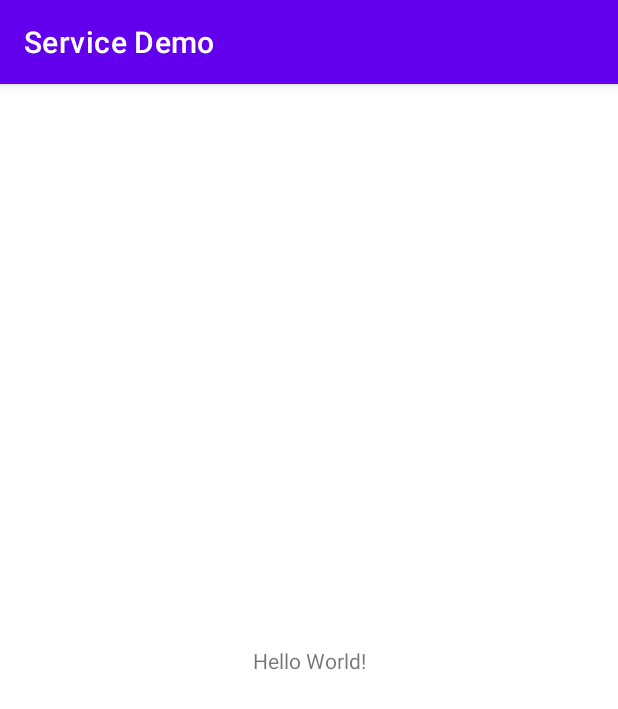
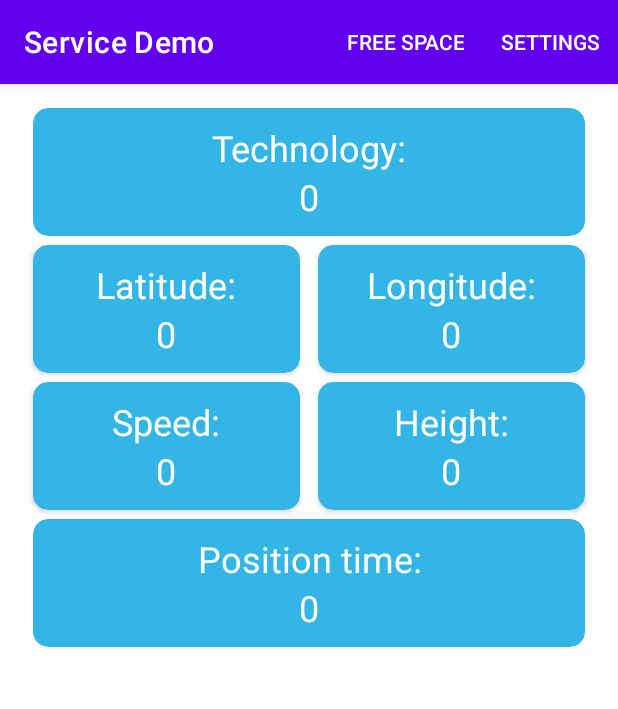
Before and after one commit to BlackLight54/BME_Android, an Android app: the screen it shows after launch (MainActivity), on a phone screen of 412 x 824 dp. Shown: the top 709 px of the screen. Run offline under Robolectric (Android 15) with nearby library versions, the phone set to English and light mode, and no system bars.

Commit message:
fel. 3 compl

```diff
--- a/lab10/ServiceDemo/app/src/main/AndroidManifest.xml
+++ b/lab10/ServiceDemo/app/src/main/AndroidManifest.xml
@@ -25,6 +25,7 @@
                 android:name="android.app.lib_name"
                 android:value="" />
         </activity>
+        <service android:name=".service.FileSystemStatsIntentService"/>
     </application>
 
     <uses-permission android:name="android.permission.ACCESS_FINE_LOCATION" />
--- /dev/null
+++ b/lab10/ServiceDemo/app/src/main/java/hu/bme/aut/android/servicedemo/LocationDashboardFragment.kt
@@ -0,0 +1,32 @@
+package hu.bme.aut.android.servicedemo
+
+import android.os.Bundle
+import android.view.LayoutInflater
+import android.view.View
+import android.view.ViewGroup
+import androidx.fragment.app.Fragment
+import hu.bme.aut.android.servicedemo.databinding.FragmentLocationDashboardBinding
+
+class LocationDashboardFragment : Fragment() {
+    private lateinit var binding: FragmentLocationDashboardBinding
+
+    override fun onCreateView(
+        inflater: LayoutInflater,
+        container: ViewGroup?,
+        savedInstanceState: Bundle?
+    ): View {
+        binding = FragmentLocationDashboardBinding.inflate(layoutInflater, container, false)
+        return binding.root
+    }
+
+    override fun onViewCreated(view: View, savedInstanceState: Bundle?) {
+        super.onViewCreated(view, savedInstanceState)
+
+        binding.fieldProvider.tvHead.text = "Technology:"
+        binding.fieldLat.tvHead.text = "Latitude:"
+        binding.fieldLng.tvHead.text = "Longitude:"
+        binding.fieldSpeed.tvHead.text = "Speed:"
+        binding.fieldAlt.tvHead.text = "Height:"
+        binding.fieldPosTime.tvHead.text = "Position time:"
+    }
+}
--- a/lab10/ServiceDemo/app/src/main/java/hu/bme/aut/android/servicedemo/MainActivity.kt
+++ b/lab10/ServiceDemo/app/src/main/java/hu/bme/aut/android/servicedemo/MainActivity.kt
@@ -1,11 +1,62 @@
 package hu.bme.aut.android.servicedemo
 
+import android.annotation.SuppressLint
+import android.app.Activity
+import android.content.Intent
 import androidx.appcompat.app.AppCompatActivity
 import android.os.Bundle
+import android.os.Handler
+import android.os.Message
+import android.os.Messenger
+import android.view.Menu
+import android.view.MenuItem
+import android.widget.Toast
+import hu.bme.aut.android.servicedemo.databinding.ActivityMainBinding
+import hu.bme.aut.android.servicedemo.service.FileSystemStatsIntentService
 
 class MainActivity : AppCompatActivity() {
+    private lateinit var binding: ActivityMainBinding;
+
+    @SuppressLint("HandlerLeak")
+    private val freeSpaceHandler = object : Handler() {
+        override fun handleMessage(msg: Message) {
+            if (msg.arg1 == Activity.RESULT_OK) {
+                val freeMB = msg.obj as Long
+                val freeGB = freeMB / 1024
+                Toast.makeText(this@MainActivity, getString(R.string.txt_free_space, freeMB, freeGB), Toast.LENGTH_SHORT).show()
+            }
+        }
+    }
+
+    private val freeSpaceMessenger = Messenger(freeSpaceHandler)
+
     override fun onCreate(savedInstanceState: Bundle?) {
         super.onCreate(savedInstanceState)
-        setContentView(R.layout.activity_main)
+        binding = ActivityMainBinding.inflate(layoutInflater)
+        setContentView(binding.root)
+
+        if (savedInstanceState == null) {
+            supportFragmentManager.beginTransaction()
+                .add(R.id.layoutContainer, LocationDashboardFragment())
+                .commit()
+        }
     }
+
+    override fun onCreateOptionsMenu(menu: Menu): Boolean {
+        menuInflater.inflate(R.menu.menu_main, menu)
+        return true
+    }
+
+    override fun onOptionsItemSelected(item: MenuItem): Boolean {
+        when (item.itemId) {
+            R.id.action_free_space -> {
+                val intentStartService = Intent(this, FileSystemStatsIntentService::class.java)
+                intentStartService.putExtra(FileSystemStatsIntentService.KEY_MESSENGER, freeSpaceMessenger)
+                startService(intentStartService)
+            }
+        }
+
+        return true
+    }
+
 }
--- /dev/null
+++ b/lab10/ServiceDemo/app/src/main/java/hu/bme/aut/android/servicedemo/service/FileSystemStatsIntentService.kt
@@ -0,0 +1,42 @@
+package hu.bme.aut.android.servicedemo.service
+
+import android.app.Activity
+import android.app.IntentService
+import android.content.Intent
+import android.os.*
+
+class FileSystemStatsIntentService : IntentService("FileSystemStatsIntentService") {
+
+    companion object {
+        const val KEY_MESSENGER = "KEY_MESSENGER"
+    }
+
+    override fun onHandleIntent(intent: Intent?) {
+        val freeSpace = calculateFreeSpace()
+        sendResultFreeSpace(intent, freeSpace)
+    }
+
+    private fun calculateFreeSpace(): Long {
+        val statFs = StatFs(Environment.getDataDirectory().absolutePath)
+        val available = statFs.availableBlocksLong * statFs.blockSizeLong
+        return available / 1024 / 1024
+    }
+
+    private fun sendResultFreeSpace(intent: Intent?, freeSpace: Long) {
+        val extras = intent?.extras ?: return
+
+        val messenger = extras.get(KEY_MESSENGER) as Messenger
+
+        val msg = Message.obtain().apply {
+            arg1 = Activity.RESULT_OK
+            obj = freeSpace
+        }
+
+        try {
+            messenger.send(msg)
+        } catch (e: RemoteException) {
+            e.printStackTrace()
+        }
+    }
+
+}
--- a/lab10/ServiceDemo/app/src/main/res/layout/activity_main.xml
+++ b/lab10/ServiceDemo/app/src/main/res/layout/activity_main.xml
@@ -1,18 +1,11 @@
 <?xml version="1.0" encoding="utf-8"?>
-<androidx.constraintlayout.widget.ConstraintLayout xmlns:android="http://schemas.android.com/apk/res/android"
-    xmlns:app="http://schemas.android.com/apk/res-auto"
+<FrameLayout xmlns:android="http://schemas.android.com/apk/res/android"
     xmlns:tools="http://schemas.android.com/tools"
+    android:id="@+id/layoutContainer"
     android:layout_width="match_parent"
     android:layout_height="match_parent"
-    tools:context=".MainActivity">
-
-    <TextView
-        android:layout_width="wrap_content"
-        android:layout_height="wrap_content"
-        android:text="Hello World!"
-        app:layout_constraintBottom_toBottomOf="parent"
-        app:layout_constraintEnd_toEndOf="parent"
-        app:layout_constraintStart_toStartOf="parent"
-        app:layout_constraintTop_toTopOf="parent" />
-
-</androidx.constraintlayout.widget.ConstraintLayout>
+    android:paddingBottom="@dimen/activity_vertical_margin"
+    android:paddingLeft="@dimen/activity_horizontal_margin"
+    android:paddingRight="@dimen/activity_horizontal_margin"
+    android:paddingTop="@dimen/activity_vertical_margin"
+    tools:context=".MainActivity" />
--- /dev/null
+++ b/lab10/ServiceDemo/app/src/main/res/layout/fragment_location_dashboard.xml
@@ -0,0 +1,74 @@
+<?xml version="1.0" encoding="utf-8"?>
+<ScrollView xmlns:android="http://schemas.android.com/apk/res/android"
+    xmlns:app="http://schemas.android.com/apk/res-auto"
+    android:id="@+id/scroller"
+    android:layout_width="match_parent"
+    android:layout_height="match_parent"
+    android:fillViewport="true">
+
+    <androidx.constraintlayout.widget.ConstraintLayout
+        android:layout_width="match_parent"
+        android:layout_height="wrap_content">
+
+        <include
+            android:id="@+id/fieldProvider"
+            layout="@layout/tile_info"
+            android:layout_width="0dp"
+            android:layout_height="wrap_content"
+            android:layout_margin="6dp"
+            app:layout_constraintEnd_toEndOf="parent"
+            app:layout_constraintStart_toStartOf="parent"/>
+
+        <include
+            android:id="@+id/fieldLat"
+            layout="@layout/tile_info"
+            android:layout_width="0dp"
+            android:layout_height="wrap_content"
+            android:layout_margin="6dp"
+            app:layout_constraintEnd_toStartOf="@+id/fieldLng"
+            app:layout_constraintStart_toStartOf="parent"
+            app:layout_constraintTop_toBottomOf="@+id/fieldProvider" />
+
+        <include
+            android:id="@+id/fieldLng"
+            layout="@layout/tile_info"
+            android:layout_width="0dp"
+            android:layout_height="wrap_content"
+            android:layout_margin="6dp"
+            app:layout_constraintEnd_toEndOf="parent"
+            app:layout_constraintStart_toEndOf="@+id/fieldLat"
+            app:layout_constraintTop_toBottomOf="@+id/fieldProvider" />
+
+        <include
+            android:id="@+id/fieldSpeed"
+            layout="@layout/tile_info"
+            android:layout_width="0dp"
+            android:layout_height="wrap_content"
+            android:layout_margin="6dp"
+            app:layout_constraintEnd_toStartOf="@+id/fieldAlt"
+            app:layout_constraintStart_toStartOf="parent"
+            app:layout_constraintTop_toBottomOf="@+id/fieldLat" />
+
+        <include
+            android:id="@+id/fieldAlt"
+            layout="@layout/tile_info"
+            android:layout_width="0dp"
+            android:layout_height="wrap_content"
+            android:layout_margin="6dp"
+            app:layout_constraintEnd_toEndOf="parent"
+            app:layout_constraintStart_toEndOf="@+id/fieldSpeed"
+            app:layout_constraintTop_toBottomOf="@+id/fieldLng" />
+
+        <include
+            android:id="@+id/fieldPosTime"
+            layout="@layout/tile_info"
+            android:layout_width="0dp"
+            android:layout_height="wrap_content"
+            android:layout_margin="6dp"
+            app:layout_constraintEnd_toEndOf="parent"
+            app:layout_constraintStart_toStartOf="parent"
+            app:layout_constraintTop_toBottomOf="@+id/fieldSpeed" />
+
+    </androidx.constraintlayout.widget.ConstraintLayout>
+
+</ScrollView>
--- /dev/null
+++ b/lab10/ServiceDemo/app/src/main/res/layout/tile_info.xml
@@ -0,0 +1,36 @@
+<?xml version="1.0" encoding="utf-8"?>
+<androidx.cardview.widget.CardView xmlns:android="http://schemas.android.com/apk/res/android"
+    xmlns:app="http://schemas.android.com/apk/res-auto"
+    android:layout_width="match_parent"
+    android:layout_height="wrap_content"
+    android:layout_margin="5dp"
+    app:cardBackgroundColor="@android:color/holo_blue_light"
+    app:cardCornerRadius="10dp"
+    app:contentPadding="10dp">
+
+    <LinearLayout
+        android:layout_width="match_parent"
+        android:layout_height="wrap_content"
+        android:orientation="vertical"
+        android:textAlignment="center">
+
+        <TextView
+            android:id="@+id/tvHead"
+            android:layout_width="match_parent"
+            android:layout_height="wrap_content"
+            android:text="Data:"
+            android:textColor="@android:color/white"
+            android:textSize="24sp"
+            android:textAlignment="center"/>
+
+        <TextView
+            android:id="@+id/tvValue"
+            android:layout_width="match_parent"
+            android:layout_height="wrap_content"
+            android:text="0"
+            android:textColor="@android:color/white"
+            android:textSize="24sp"
+            android:textAlignment="center"/>
+    </LinearLayout>
+
+</androidx.cardview.widget.CardView>
--- /dev/null
+++ b/lab10/ServiceDemo/app/src/main/res/menu/menu_main.xml
@@ -0,0 +1,17 @@
+<?xml version="1.0" encoding="utf-8"?>
+<menu xmlns:android="http://schemas.android.com/apk/res/android"
+    xmlns:tools="http://schemas.android.com/tools"
+    xmlns:app="http://schemas.android.com/apk/res-auto"
+    tools:context=".MainActivity">
+
+    <item android:id="@+id/action_free_space"
+        android:title="@string/action_free_space"
+        android:orderInCategory="100"
+        app:showAsAction="ifRoom" />
+
+    <item android:id="@+id/action_settings"
+        android:title="@string/action_settings"
+        android:orderInCategory="110"
+        app:showAsAction="ifRoom" />
+
+</menu>
--- /dev/null
+++ b/lab10/ServiceDemo/app/src/main/res/values/dimens.xml
@@ -0,0 +1,5 @@
+<?xml version="1.0" encoding="utf-8"?>
+<resources>
+    <dimen name="activity_vertical_margin">16dp</dimen>
+    <dimen name="activity_horizontal_margin">16dp</dimen>
+</resources>
```
Also changed, not shown: lab10/ServiceDemo/app/build.gradle (+10 -5 lines).
